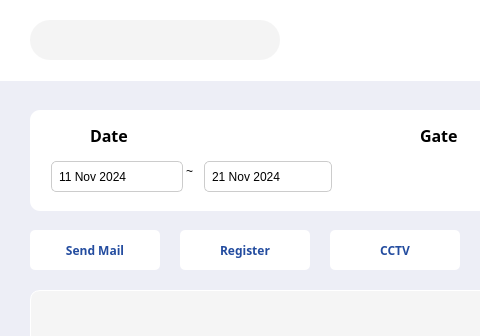
Old version of the form qtclient/highpasswindow.ui in the repository VedaHighPass/veda-qt-highpass-client; both pictures show x 0 to 480 and y 0 to 336 of the 1024 by 768 pixel window.
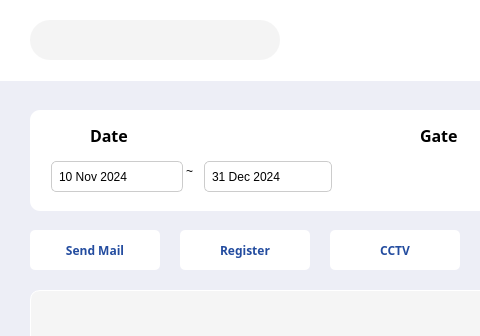
New version of the form. Icons and pictures are not drawn.

```diff
--- a/qtclient/highpasswindow.ui
+++ b/qtclient/highpasswindow.ui
@@ -548,12 +548,12 @@
     </property>
     <property name="dateTime">
      <datetime>
-      <hour>6</hour>
+      <hour>21</hour>
       <minute>0</minute>
       <second>0</second>
       <year>2024</year>
       <month>11</month>
-      <day>11</day>
+      <day>10</day>
      </datetime>
     </property>
     <property name="calendarPopup">
@@ -633,17 +633,24 @@
     </property>
     <property name="dateTime">
      <datetime>
-      <hour>6</hour>
+      <hour>21</hour>
       <minute>0</minute>
       <second>0</second>
       <year>2024</year>
-      <month>11</month>
-      <day>21</day>
+      <month>12</month>
+      <day>31</day>
      </datetime>
     </property>
     <property name="calendarPopup">
      <bool>true</bool>
     </property>
+    <property name="date">
+     <date>
+      <year>2024</year>
+      <month>12</month>
+      <day>31</day>
+     </date>
+    </property>
    </widget>
    <widget class="QWidget" name="horizontalLayoutWidget">
     <property name="geometry">
```
